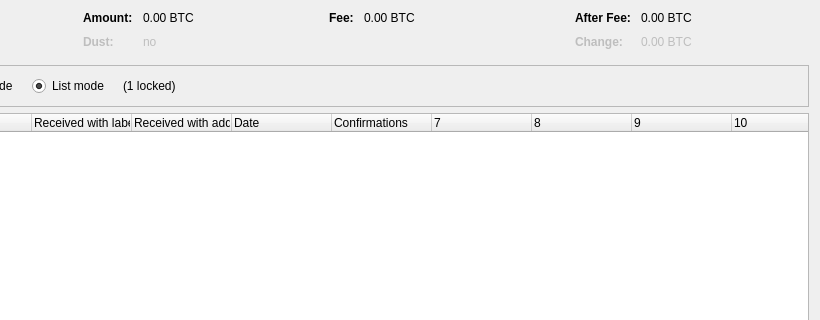
Above: src/qt/forms/coincontroldialog.ui from xloem/datacoin before the change; both pictures show x 180 to 1000 and y 0 to 320 of the 1000 by 500 pixel window. Below: the same form after it.
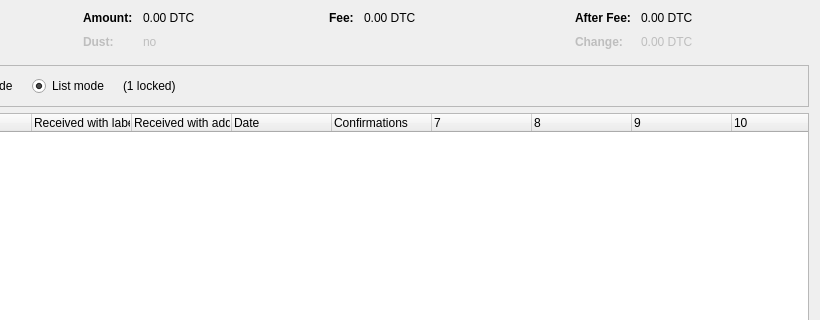
That is the form after the change. Custom widgets are drawn as their Qt base class.

The edit to the form file:
```diff
--- a/src/qt/forms/coincontroldialog.ui
+++ b/src/qt/forms/coincontroldialog.ui
@@ -132,7 +132,7 @@
           <enum>Qt::ActionsContextMenu</enum>
          </property>
          <property name="text">
-          <string notr="true">0.00 BTC</string>
+          <string notr="true">0.00 DTC</string>
          </property>
          <property name="textInteractionFlags">
           <set>Qt::LinksAccessibleByMouse|Qt::TextSelectableByKeyboard|Qt::TextSelectableByMouse</set>
@@ -212,7 +212,7 @@
           <enum>Qt::ActionsContextMenu</enum>
          </property>
          <property name="text">
-          <string notr="true">0.00 BTC</string>
+          <string notr="true">0.00 DTC</string>
          </property>
          <property name="textInteractionFlags">
           <set>Qt::LinksAccessibleByMouse|Qt::TextSelectableByKeyboard|Qt::TextSelectableByMouse</set>
@@ -257,7 +257,7 @@
           <enum>Qt::ActionsContextMenu</enum>
          </property>
          <property name="text">
-          <string notr="true">0.00 BTC</string>
+          <string notr="true">0.00 DTC</string>
          </property>
          <property name="textInteractionFlags">
           <set>Qt::LinksAccessibleByMouse|Qt::TextSelectableByKeyboard|Qt::TextSelectableByMouse</set>
@@ -292,7 +292,7 @@
           <enum>Qt::ActionsContextMenu</enum>
          </property>
          <property name="text">
-          <string notr="true">0.00 BTC</string>
+          <string notr="true">0.00 DTC</string>
          </property>
          <property name="textInteractionFlags">
           <set>Qt::LinksAccessibleByMouse|Qt::TextSelectableByKeyboard|Qt::TextSelectableByMouse</set>
```
